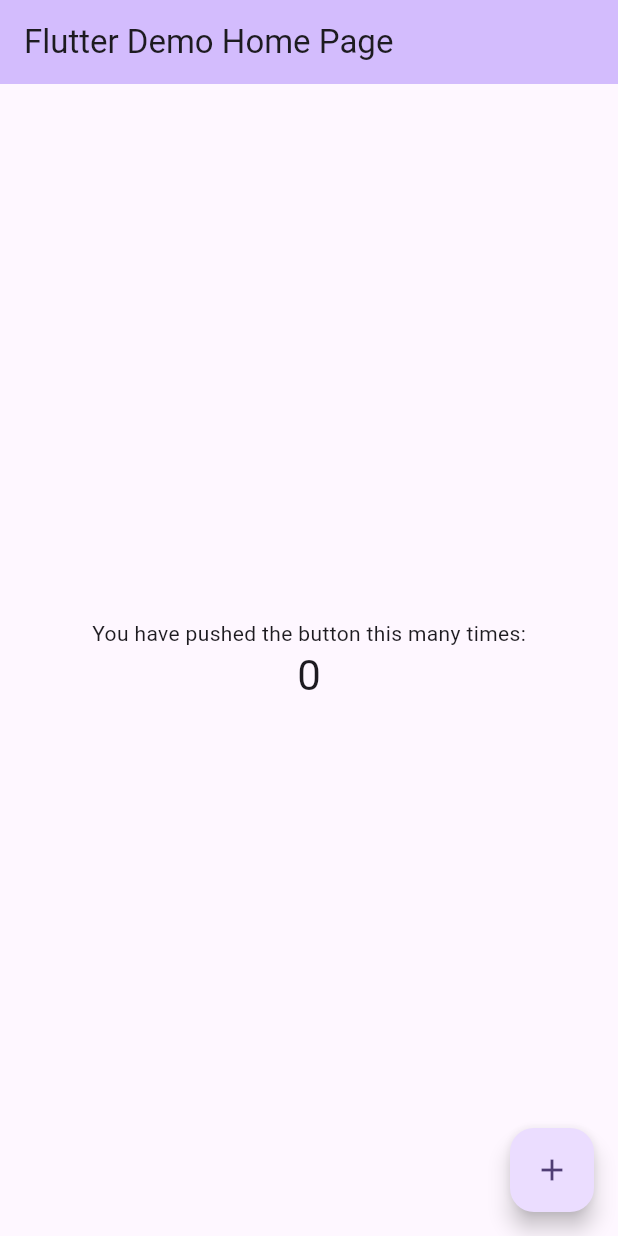
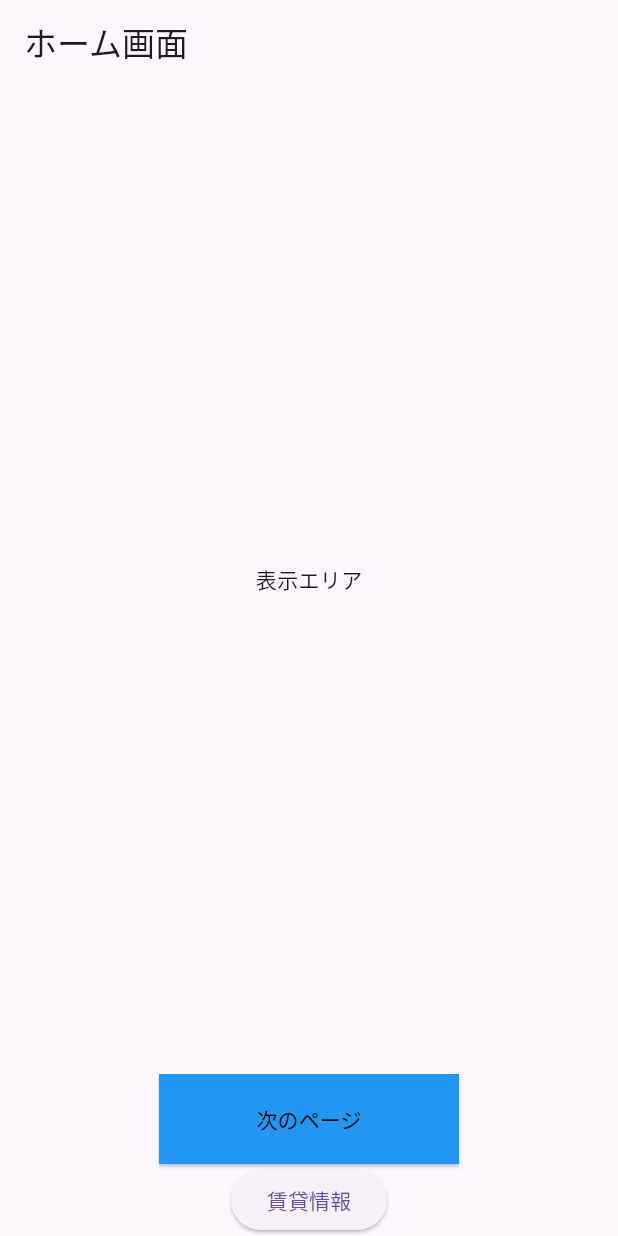
Before and after one commit to fumiya0527/test, a Flutter app: the screen it shows after launch, on a phone screen of 412 x 824 dp. Run offline on Flutter 3.47's test engine with Material 3 defaults, Android fonts, the phone set to English and light mode, and no system bars.

Commit message:
test_ffh commit

```diff
--- a/test_ffh/lib/main.dart
+++ b/test_ffh/lib/main.dart
@@ -1,126 +1,88 @@
 import 'package:flutter/material.dart';
 
 void main() {
-  runApp(const MyApp());
+    runApp(MyApp());
 }
 
 class MyApp extends StatelessWidget {
-  const MyApp({super.key});
-
-  // This widget is the root of your application.
     @override
     Widget build(BuildContext context) {
         return MaterialApp(
-      title: 'Flutter Demo',
+           title: 'For foreign people',
            theme: ThemeData(
-        // This is the theme of your application.
-        //
-        // TRY THIS: Try running your application with "flutter run". You'll see
-        // the application has a purple toolbar. Then, without quitting the app,
-        // try changing the seedColor in the colorScheme below to Colors.green
-        // and then invoke "hot reload" (save your changes or press the "hot
-        // reload" button in a Flutter-supported IDE, or press "r" if you used
-        // the command line to start the app).
-        //
-        // Notice that the counter didn't reset back to zero; the application
-        // state is not lost during the reload. To reset the state, use hot
-        // restart instead.
-        //
-        // This works for code too, not just values: Most code changes can be
-        // tested with just a hot reload.
-        colorScheme: ColorScheme.fromSeed(seedColor: Colors.deepPurple),
+            primarySwatch: Colors.green
            ),
-      home: const MyHomePage(title: 'Flutter Demo Home Page'),
+           home: MyHomePage(),
         );
     }
 }
 
-class MyHomePage extends StatefulWidget {
-  const MyHomePage({super.key, required this.title});
-
-  // This widget is the home page of your application. It is stateful, meaning
-  // that it has a State object (defined below) that contains fields that affect
-  // how it looks.
-
-  // This class is the configuration for the state. It holds the values (in this
-  // case the title) provided by the parent (in this case the App widget) and
-  // used by the build method of the State. Fields in a Widget subclass are
-  // always marked "final".
-
-  final String title;
-
-  @override
-  State<MyHomePage> createState() => _MyHomePageState();
-}
-
-class _MyHomePageState extends State<MyHomePage> {
-  int _counter = 0;
-
-  void _incrementCounter() {
-    setState(() {
-      // This call to setState tells the Flutter framework that something has
-      // changed in this State, which causes it to rerun the build method below
-      // so that the display can reflect the updated values. If we changed
-      // _counter without calling setState(), then the build method would not be
-      // called again, and so nothing would appear to happen.
-      _counter++;
-    });
-  }
-
+class MyHomePage extends StatelessWidget {
     @override
     Widget build(BuildContext context) {
-    // This method is rerun every time setState is called, for instance as done
-    // by the _incrementCounter method above.
-    //
-    // The Flutter framework has been optimized to make rerunning build methods
-    // fast, so that you can just rebuild anything that needs updating rather
-    // than having to individually change instances of widgets.
         return Scaffold(
-      appBar: AppBar(
-        // TRY THIS: Try changing the color here to a specific color (to
-        // Colors.amber, perhaps?) and trigger a hot reload to see the AppBar
-        // change color while the other colors stay the same.
-        backgroundColor: Theme.of(context).colorScheme.inversePrimary,
-        // Here we take the value from the MyHomePage object that was created by
-        // the App.build method, and use it to set our appbar title.
-        title: Text(widget.title),
+            appBar:AppBar(
+                title: Text('ホーム画面'),
             ),
-      body: Center(
-        // Center is a layout widget. It takes a single child and positions it
-        // in the middle of the parent.
-        child: Column(
-          // Column is also a layout widget. It takes a list of children and
-          // arranges them vertically. By default, it sizes itself to fit its
-          // children horizontally, and tries to be as tall as its parent.
-          //
-          // Column has various properties to control how it sizes itself and
-          // how it positions its children. Here we use mainAxisAlignment to
-          // center the children vertically; the main axis here is the vertical
-          // axis because Columns are vertical (the cross axis would be
-          // horizontal).
-          //
-          // TRY THIS: Invoke "debug painting" (choose the "Toggle Debug Paint"
-          // action in the IDE, or press "p" in the console), to see the
-          // wireframe for each widget.
+            body: Column(
                 mainAxisAlignment: MainAxisAlignment.center,
-          children: <Widget>[
-            const Text('You have pushed the button this many times:'),
-            Text(
-              '$_counter',
-              style: Theme.of(context).textTheme.headlineMedium,
+                children: [
+                    Expanded(
+                        child: Center(
+                            child: Text('表示エリア'),
+                        ),
+                    ),
+                    ElevatedButton(child: Text('次のページ'), onPressed: () {
+
+                        Navigator.push(context,
+                        MaterialPageRoute(builder: (context) => NextPage()),
+                        );
+                      },
+                      style: ElevatedButton.styleFrom(
+                        minimumSize: Size(200, 60),
+                        backgroundColor: Colors.blue,
+                        foregroundColor: Colors.black,
+                        shape: RoundedRectangleBorder(),
+                        padding: EdgeInsets.all(10)
+                      ),
+                    ),
+                    ElevatedButton(child: Text('賃貸情報'), onPressed: () {
+                        Navigator.push(context,
+                        MaterialPageRoute(builder: (context) => RentalPage()),
+                            );
+                        },
                     ),
                 ],
             ),
-      ),
-      floatingActionButton: FloatingActionButton(
-        onPressed: _incrementCounter,
-        tooltip: 'Increment',
-        child: const Icon(Icons.add),
-      ), // This trailing comma makes auto-formatting nicer for build methods.
         );
     }
 }
 
-class test extends StatelessWidgetß
 
-kokoeroodoru
+class NextPage extends StatelessWidget {
+    @override
+    Widget build(BuildContext context) {
+        return Scaffold(
+            appBar: AppBar(
+                title: Text('確認画面'),
+            ),
+            body: Center(
+                child: Text('確認画面'),
+            ),
+        );
+    }
+}
+
+class RentalPage extends StatelessWidget {
+    @override
+    Widget build(BuildContext context) {
+        return Scaffold(
+            appBar: AppBar(
+                title: Text('賃貸情報'),
+            ),
+            body: Center(
+                child: Text('賃貸情報'),
+                ),
+        );
+    }
+}
```
Lines whose indentation alone changed are shown as unchanged.
